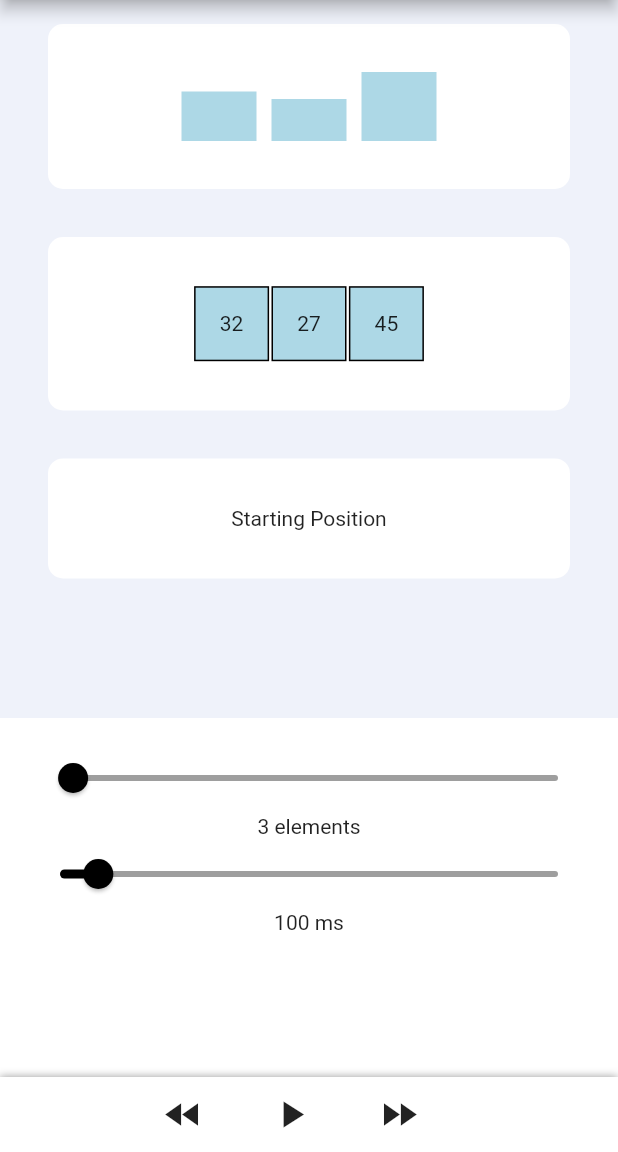
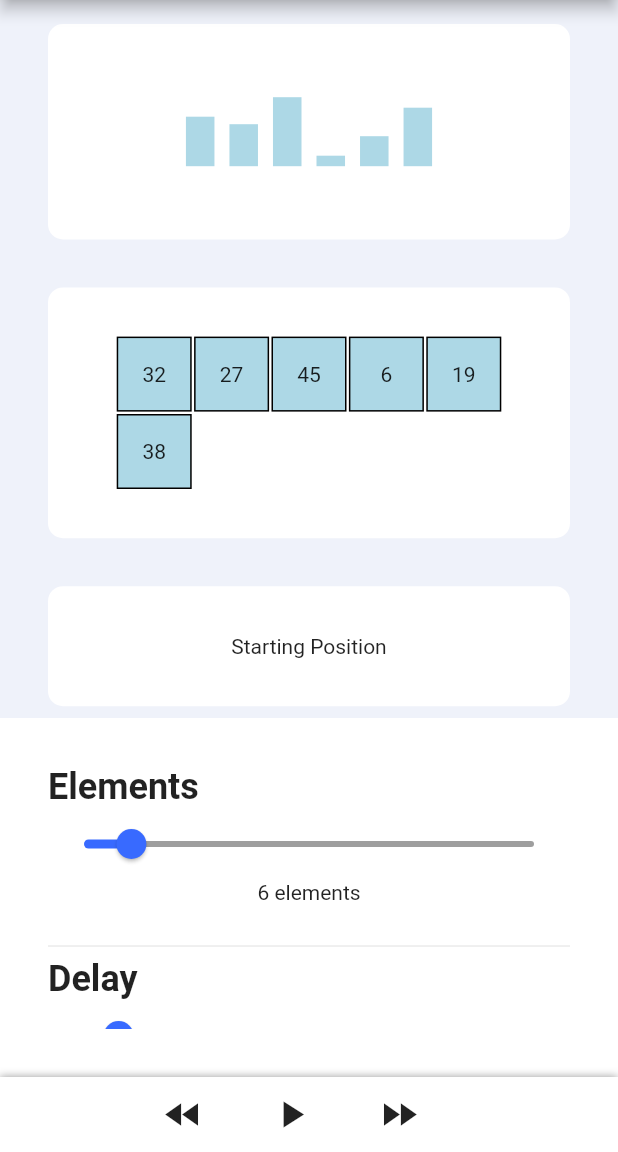
Before and after one commit to MrUnfunny/visualize, a Flutter app: the screen it shows after launch, on a phone screen of 412 x 824 dp, the part 84-1236 px from its top. Run offline on Flutter 3.47's test engine with Material 2 defaults, Android fonts, the phone set to English and light mode, and no system bars; our stand-ins replace flutter_riverpod, shared_preferences; Roboto replaces fonts that are missing (Ubuntu); project files that could hold a hidden picture were left out.

Commit message:
update UI

```diff
--- a/analysis_options.yaml
+++ b/analysis_options.yaml
@@ -6,7 +6,7 @@
     implicit-casts: false
     implicit-dynamic: false
   errors:
-    todo: error
+    # todo: error
     include_file_not_found: ignore
 linter:
   rules:
--- a/lib/bubble.dart
+++ b/lib/bubble.dart
@@ -9,8 +9,6 @@
       Item(
         i,
         input[i].value,
-        input[i].height,
-        input[i].width,
         defaultColor,
       ),
     );
--- a/lib/main.dart
+++ b/lib/main.dart
@@ -52,12 +52,18 @@
         builder: (context, dimen) {
           if (dimen.maxWidth < 720) {
             return Column(
-              children: getChildren(),
+              children: getChildren(
+                minHeight: dimen.maxHeight * 0.2,
+                maxWidth: dimen.maxWidth * 0.6,
+              ),
             );
           } else {
             return Row(
               crossAxisAlignment: CrossAxisAlignment.start,
-              children: getChildren(),
+              children: getChildren(
+                minHeight: dimen.maxHeight * 0.5,
+                maxWidth: dimen.maxWidth * 0.6,
+              ),
             );
           }
         },
@@ -128,64 +134,20 @@
     );
   }
 
-  List<Widget> getChildren() {
+  List<Widget> getChildren(
+      {required double minHeight, required double maxWidth}) {
     return [
       Expanded(
         flex: 2,
         child: ListView(
           children: [
-            SortingBarWidget(),
+            SortingBarWidget(minHeight, maxWidth),
             SortArrayWidget(),
             SortReasonWidget(),
           ],
         ),
       ),
-      Expanded(
-        flex: 1,
-        child: Consumer(
-          builder: (context, watch, child) {
-            final val = watch(sortProvider);
-            return Container(
-              decoration: const BoxDecoration(
-                color: Colors.white,
-              ),
-              padding: const EdgeInsets.all(16),
-              child: Column(
-                children: [
-                  Slider(
-                    min: 2,
-                    max: 40,
-                    activeColor: Theme.of(context).accentColor,
-                    inactiveColor: Colors.grey,
-                    onChanged: (value) {
-                      context.read(sortProvider.notifier).createSortItems(
-                            context,
-                            bubbleSort,
-                            length: value.floor(),
-                          );
-                    },
-                    value: val.current.list.length.toDouble(),
-                  ),
-                  Text('${val.current.list.length} elements'),
-                  Slider(
-                    min: 50,
-                    max: 700,
-                    activeColor: Theme.of(context).accentColor,
-                    inactiveColor: Colors.grey,
-                    onChanged: (value) {
-                      context
-                          .read(sortProvider.notifier)
-                          .setDelay(value.toInt());
-                    },
-                    value: val.delay.toDouble(),
-                  ),
-                  Text('${val.delay} ms'),
-                ],
-              ),
-            );
-          },
-        ),
-      )
+      SideBarWidget()
     ];
   }
 
@@ -198,6 +160,109 @@
 
   void pause() async {
     context.read(sortProvider.notifier).setIsSorting(false);
+  }
+}
+
+class SideBarWidget extends StatelessWidget {
+  // final _controller = TextEditingController();
+
+  @override
+  Widget build(BuildContext context) {
+    return Expanded(
+      flex: 1,
+      child: Consumer(
+        builder: (context, watch, child) {
+          final val = watch(sortProvider);
+          return Container(
+            decoration: const BoxDecoration(
+              color: Colors.white,
+            ),
+            padding: const EdgeInsets.all(32),
+            child: ListView(
+              children: [
+                Text(
+                  'Elements',
+                  style: Theme.of(context).textTheme.headline5!.copyWith(
+                        fontWeight: FontWeight.w600,
+                      ),
+                ),
+                Slider(
+                  min: 2,
+                  max: 40,
+                  activeColor: Theme.of(context).accentColor,
+                  inactiveColor: Colors.grey,
+                  onChanged: (value) {
+                    context.read(sortProvider.notifier).createSortItems(
+                          context,
+                          bubbleSort,
+                          value.floor(),
+                        );
+                  },
+                  value: val.current.list.length.toDouble(),
+                ),
+                Center(
+                  child: Text('${val.current.list.length} elements'),
+                ),
+                const SizedBox(
+                  height: 20,
+                ),
+                const Divider(),
+                Text(
+                  'Delay',
+                  style: Theme.of(context).textTheme.headline5!.copyWith(
+                        fontWeight: FontWeight.w600,
+                      ),
+                ),
+                Slider(
+                  min: 50,
+                  max: 700,
+                  activeColor: Theme.of(context).accentColor,
+                  inactiveColor: Colors.grey,
+                  onChanged: (value) {
+                    context.read(sortProvider.notifier).setDelay(value.toInt());
+                  },
+                  value: val.delay.toDouble(),
+                ),
+                Center(
+                  child: Text('${val.delay} ms'),
+                ),
+                const SizedBox(
+                  height: 20,
+                ),
+                const Divider(),
+                // Text(
+                //   'Create',
+                //   style: Theme.of(context).textTheme.headline5!.copyWith(
+                //         fontWeight: FontWeight.w600,
+                //       ),
+                // ),
+                // const SizedBox(
+                //   height: 16,
+                // ),
+                // TextField(
+                //   controller: _controller,
+                //   decoration: const InputDecoration(
+                //     border: OutlineInputBorder(),
+                //     hintText: 'Input Array elements seperted by comma',
+                //   ),
+                //   onSubmitted: (val) {
+                //     final arr = val.split(',');
+                //     arr.forEach((e) {double.tryParse(e)!=null;});
+                //   },
+                // ),
+                // const SizedBox(
+                //   height: 24,
+                // ),
+                // ElevatedButton(
+                //   onPressed: () {},
+                //   child: const Text('Create Array'),
+                // )
+              ],
+            ),
+          );
+        },
+      ),
+    );
   }
 }
 
@@ -276,9 +341,15 @@
 }
 
 class SortingBarWidget extends StatelessWidget {
+  final double minHeight;
+  final double maxWidth;
+
+  SortingBarWidget(this.minHeight, this.maxWidth);
+
   @override
   Widget build(BuildContext context) {
     return Container(
+      constraints: BoxConstraints(minHeight: minHeight),
       decoration: const BoxDecoration(
         borderRadius: BorderRadius.all(
           Radius.circular(10),
@@ -303,8 +374,8 @@
                   .map(
                     (e) => Container(
                       margin: const EdgeInsets.symmetric(horizontal: 5.0),
-                      height: e.height,
-                      width: e.width,
+                      height: e.value + 1,
+                      width: maxWidth / (2 * val.length + 1),
                       color: e.color,
                     ),
                   )
--- a/lib/themeData.dart
+++ b/lib/themeData.dart
@@ -5,12 +5,12 @@
   bool? _darkTheme;
   SharedPreferences prefs;
   Color _primaryColor = Colors.white;
-  Color _counterColor = Colors.black;
+  Color _counterColor = Colors.white;
 
   ThemeProvider(this.prefs) {
     _darkTheme = prefs.getBool('theme') ?? false;
     _primaryColor = _darkTheme! ? Colors.black : Colors.white;
-    _counterColor = _darkTheme! ? Colors.white : Colors.black;
+    _counterColor = _darkTheme! ? Colors.white : const Color(0xFF386AFF);
   }
 
   ThemeData get theme {
```
Also changed, not shown: lib/provider.dart (+10 -30 lines), lib/utils.dart (+14 -18 lines).
